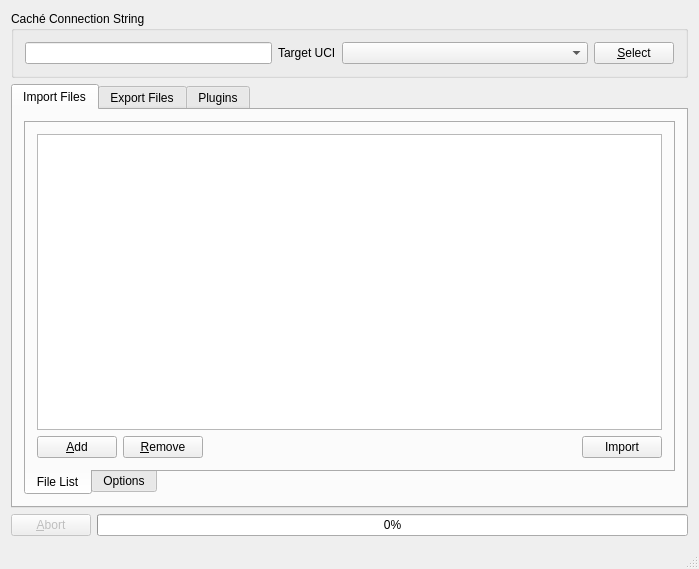
Before: the Qt Designer form QtCacheTool/mainwindow.ui in entwickler42/QtCache, drawn with Qt 5.
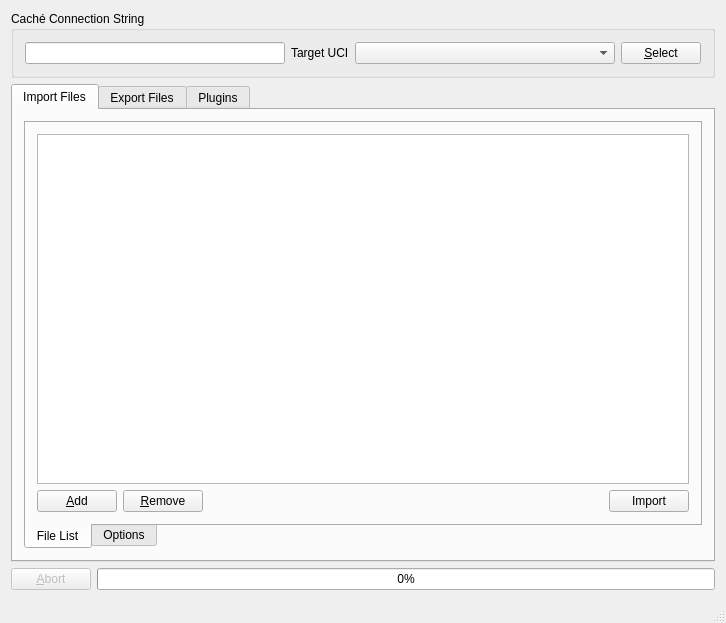
After: the same form once the commit is applied. Icons and pictures are not drawn.

```diff
--- a/QtCacheTool/mainwindow.ui
+++ b/QtCacheTool/mainwindow.ui
@@ -2,6 +2,14 @@
 <ui version="4.0">
  <class>MainWindow</class>
  <widget class="QMainWindow" name="MainWindow">
+  <property name="geometry">
+   <rect>
+    <x>0</x>
+    <y>0</y>
+    <width>726</width>
+    <height>623</height>
+   </rect>
+  </property>
   <property name="windowTitle">
    <string>Qt Caché Tool</string>
   </property>
```
